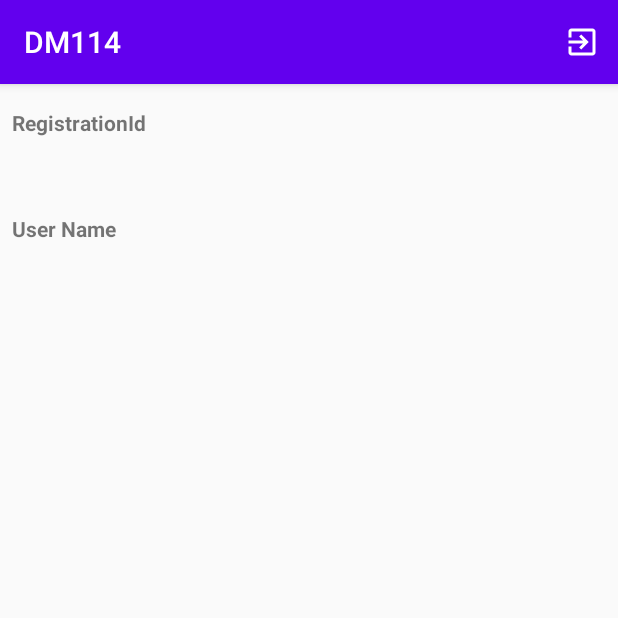
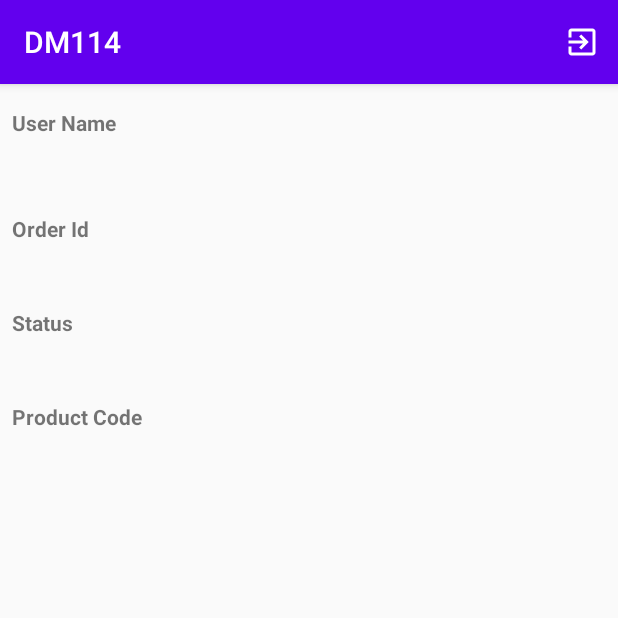
Before and after one commit to tidanilocarvalho/DM114, an Android app: the OrderDetailInfoFragment screen opened directly, with no data from a screen before it, on a phone screen of 412 x 824 dp, the top half of it. Run offline under Robolectric (Android 15) with nearby library versions, the phone set to English and light mode, and no system bars; our stand-ins replace Firebase (no records; nobody signed in at launch, a user with empty details on screens opened directly), data binding; libraries missing offline, so code that uses them is left out: com.firebase.ui; 1 statement that could not run was skipped.

```diff
--- a/dm114/app/src/main/res/layout/fragment_order_detail_info.xml
+++ b/dm114/app/src/main/res/layout/fragment_order_detail_info.xml
@@ -22,7 +22,7 @@
                 android:layout_marginStart="8dp"
                 android:layout_marginTop="16dp"
                 android:layout_marginEnd="8dp"
-                android:text="@string/registration_id"
+                android:text="@string/user_name"
                 android:textStyle="bold"
                 app:layout_constraintEnd_toEndOf="parent"
                 app:layout_constraintStart_toStartOf="parent"
@@ -35,7 +35,7 @@
                 android:layout_marginStart="8dp"
                 android:layout_marginTop="8dp"
                 android:layout_marginEnd="8dp"
-                android:text="@{orderDetailInfoViewModel.fcmRegistrationId}"
+                android:text="@{orderDetailInfoViewModel.orderDetail.username}"
                 android:textIsSelectable="true"
                 app:layout_constraintEnd_toEndOf="parent"
                 app:layout_constraintStart_toStartOf="parent"
@@ -48,7 +48,7 @@
                 android:layout_marginStart="8dp"
                 android:layout_marginTop="24dp"
                 android:layout_marginEnd="8dp"
-                android:text="@string/user_name"
+                android:text="@string/order_id"
                 android:textStyle="bold"
                 app:layout_constraintEnd_toEndOf="parent"
                 app:layout_constraintStart_toStartOf="parent"
@@ -61,11 +61,61 @@
                 android:layout_marginStart="8dp"
                 android:layout_marginTop="8dp"
                 android:layout_marginEnd="8dp"
-                android:text="@{orderDetailInfoViewModel.orderDetail.username}"
+                android:text="@{orderDetailInfoViewModel.orderDetail.orderId}"
                 app:layout_constraintEnd_toEndOf="parent"
                 app:layout_constraintStart_toStartOf="parent"
                 app:layout_constraintTop_toBottomOf="@+id/textView4" />
 
+            <TextView
+                android:id="@+id/textView6"
+                android:layout_width="0dp"
+                android:layout_height="wrap_content"
+                android:layout_marginStart="8dp"
+                android:layout_marginTop="16dp"
+                android:layout_marginEnd="8dp"
+                android:text="@string/status"
+                android:textStyle="bold"
+                app:layout_constraintEnd_toEndOf="parent"
+                app:layout_constraintStart_toStartOf="parent"
+                app:layout_constraintTop_toBottomOf="@+id/textView5" />
+
+            <TextView
+                android:id="@+id/textView7"
+                android:layout_width="0dp"
+                android:layout_height="wrap_content"
+                android:layout_marginStart="8dp"
+                android:layout_marginTop="8dp"
+                android:layout_marginEnd="8dp"
+                android:text="@{orderDetailInfoViewModel.orderDetail.status}"
+                app:layout_constraintEnd_toEndOf="parent"
+                app:layout_constraintStart_toStartOf="parent"
+                app:layout_constraintTop_toBottomOf="@+id/textView6" />
+
+            <TextView
+                android:id="@+id/textView8"
+                android:layout_width="0dp"
+                android:layout_height="wrap_content"
+                android:layout_marginStart="8dp"
+                android:layout_marginTop="16dp"
+                android:layout_marginEnd="8dp"
+                android:text="@string/product_code"
+                android:textStyle="bold"
+                app:layout_constraintEnd_toEndOf="parent"
+                app:layout_constraintStart_toStartOf="parent"
+                app:layout_constraintTop_toBottomOf="@+id/textView7" />
+
+            <TextView
+                android:id="@+id/textView9"
+                android:layout_width="0dp"
+                android:layout_height="wrap_content"
+                android:layout_marginStart="8dp"
+                android:layout_marginTop="8dp"
+                android:layout_marginEnd="8dp"
+                android:text="@{orderDetailInfoViewModel.orderDetail.productCode}"
+                app:layout_constraintEnd_toEndOf="parent"
+                app:layout_constraintStart_toStartOf="parent"
+                app:layout_constraintTop_toBottomOf="@+id/textView8" />
+
         </androidx.constraintlayout.widget.ConstraintLayout>
     </ScrollView>
 </layout>
--- a/dm114/app/src/main/res/values/strings.xml
+++ b/dm114/app/src/main/res/values/strings.xml
@@ -1,6 +1,10 @@
 <resources>
     <string name="app_name">DM114</string>
+
     <string name="sign_out">Sign out</string>
-    <string name="registration_id">RegistrationId</string>
+
     <string name="user_name">User Name</string>
+    <string name="order_id">Order Id</string>
+    <string name="status">Status</string>
+    <string name="product_code">Product Code</string>
 </resources>
```
Also changed, not shown: 1 other file.
